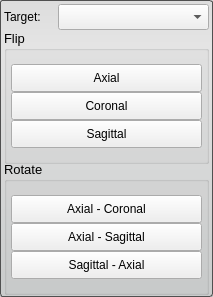
SCIInstitute/Seg3D, file src/Interface/ToolInterface/FlipToolInterface.ui: the form before one commit.
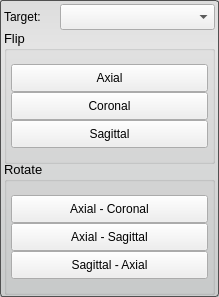
The form after the commit.

```diff
--- a/src/Interface/ToolInterface/FlipToolInterface.ui
+++ b/src/Interface/ToolInterface/FlipToolInterface.ui
@@ -6,7 +6,7 @@
    <rect>
     <x>0</x>
     <y>0</y>
-    <width>213</width>
+    <width>219</width>
     <height>297</height>
    </rect>
   </property>
@@ -72,7 +72,7 @@
      <item>
       <widget class="QComboBox" name="targetComboBox">
        <property name="sizePolicy">
-        <sizepolicy hsizetype="Expanding" vsizetype="Fixed">
+        <sizepolicy hsizetype="Ignored" vsizetype="Fixed">
          <horstretch>0</horstretch>
          <verstretch>0</verstretch>
         </sizepolicy>
```
